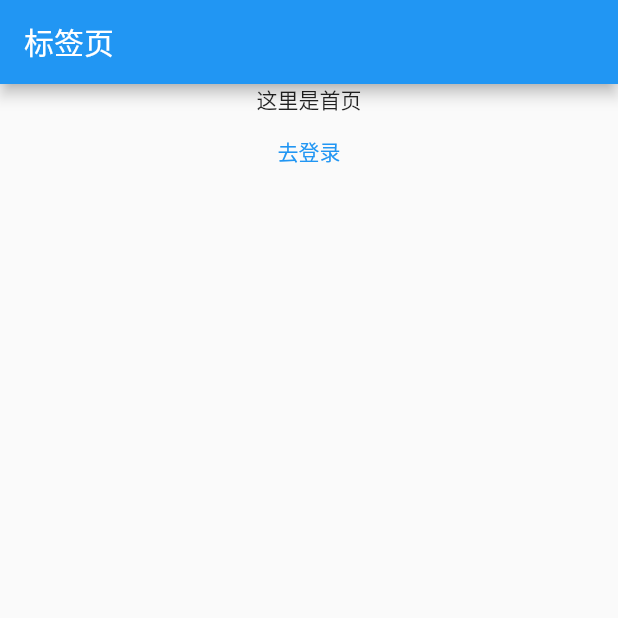
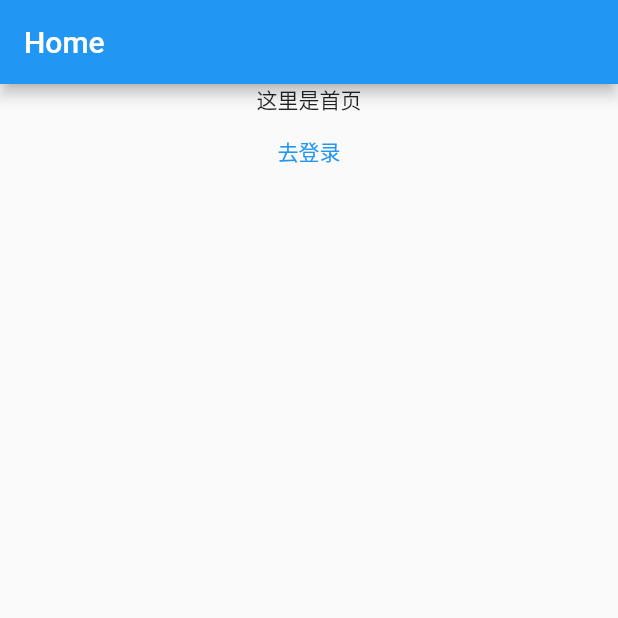
Before and after one commit to hyy984750073/fat_cat, a Flutter app: the screen it shows after launch, on a phone screen of 412 x 824 dp, the top half of it. Run offline on Flutter 3.47's test engine with Material 2 defaults, Android fonts, the light colour scheme and no system bars.

Commit message:
tabs页完善

```diff
--- a/lib/pages/home.dart
+++ b/lib/pages/home.dart
@@ -5,7 +5,9 @@ class HomePage extends StatelessWidget {
 
   @override
   Widget build(BuildContext context) {
-    return Center(
+    return Scaffold(
+        appBar: AppBar(title: const Text('Home')),
+        body: Center(
           child: Column(
             children: [
               const Text('这里是首页'),
@@ -16,6 +18,6 @@ class HomePage extends StatelessWidget {
                   child: const Text('去登录')),
             ],
           ),
-    );
+        ));
   }
 }
--- a/lib/tabs/tabs.dart
+++ b/lib/tabs/tabs.dart
@@ -1,5 +1,7 @@
 import 'package:flutter/material.dart';
 import '../pages/home.dart';
+import '../pages/business.dart';
+import '../pages/school.dart';
 
 class TabsView extends StatefulWidget {
   const TabsView({super.key});
@@ -15,11 +17,16 @@ class _TabsViewState extends State<TabsView> {
       _selectedIndex = index;
     });
   }
+  static const List<Widget> _widgetOptions = <Widget>[
+    HomePage(),
+    BusinessView(),
+    SchoolView(),
+  ];
   @override
   Widget build(BuildContext context) {
     return Scaffold(
-      appBar: AppBar(title: const Text('标签页')),
-      body: const HomePage(),
+      // appBar: AppBar(title: const Text('标签页')),
+      body: _widgetOptions[_selectedIndex],
       bottomNavigationBar: BottomNavigationBar(
         items: const <BottomNavigationBarItem>[
           BottomNavigationBarItem(
```
Also changed, not shown: lib/pages/business.dart (added, +15 -0 lines), lib/pages/school.dart (added, +15 -0 lines). Lines whose indentation alone changed are shown as unchanged.
